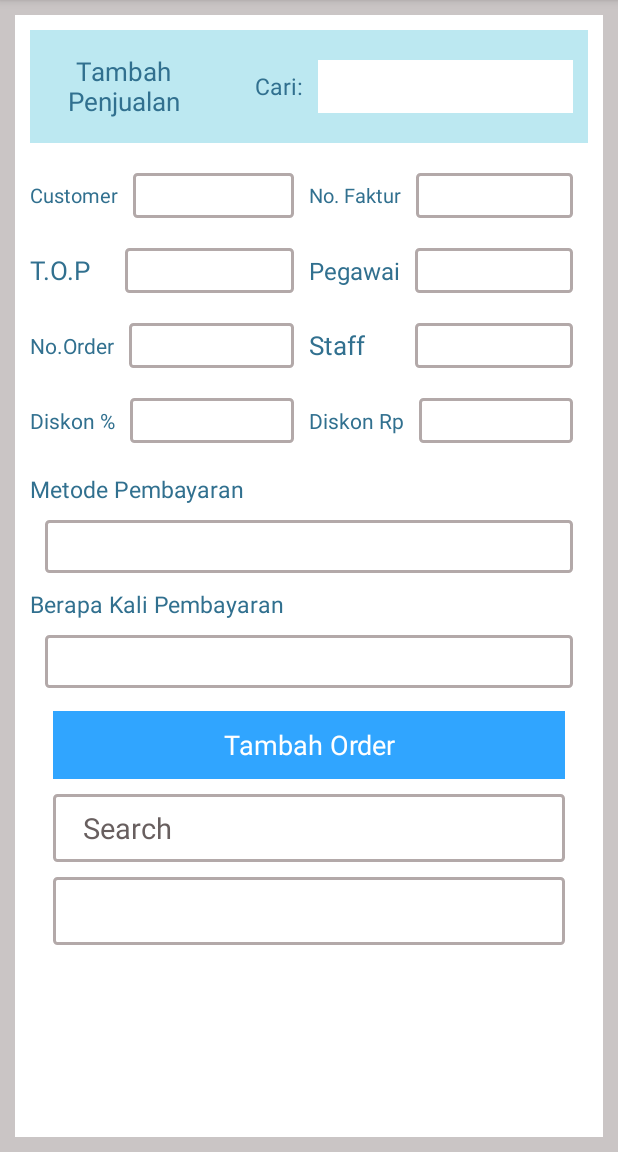
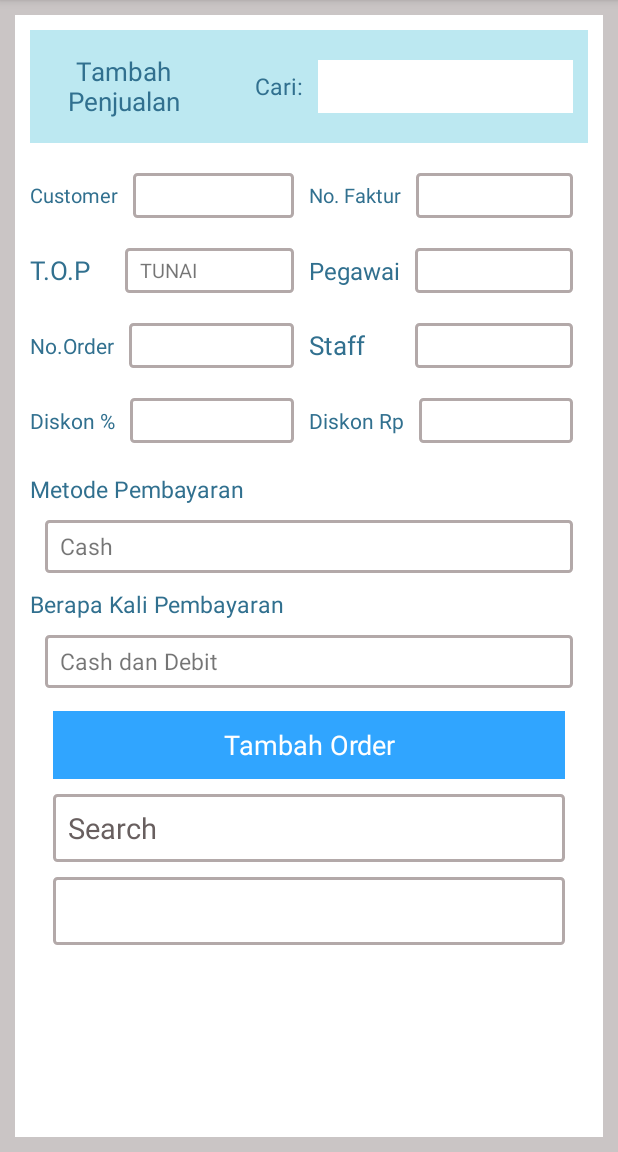
Before and after one commit to TryLuthfi/AndroidKonfeksi, an Android app: the TambahPenjualan screen opened directly, with no data from a screen before it, on a phone screen of 412 x 824 dp, the part 84-1236 px from its top. Run offline under Robolectric (Android 15) with nearby library versions, the phone set to English and light mode, and no system bars.

Commit message:
tambah penjualan

```diff
--- a/app/src/main/res/layout/activity_tambah_penjualan.xml
+++ b/app/src/main/res/layout/activity_tambah_penjualan.xml
@@ -94,7 +94,15 @@
                         android:layout_marginHorizontal="10dp"
                         android:layout_marginVertical="10sp"
                         android:layout_weight="1"
-                        android:background="@drawable/formshape"></LinearLayout>
+                        android:background="@drawable/formshape">
+
+                        <TextView
+                            android:layout_width="match_parent"
+                            android:paddingLeft="10dp"
+                            android:gravity="center_vertical"
+                            android:textSize="13sp"
+                            android:layout_height="match_parent" />
+                    </LinearLayout>
 
                 </LinearLayout>
 
@@ -119,7 +127,16 @@
                         android:layout_marginHorizontal="10dp"
                         android:layout_marginVertical="10sp"
                         android:layout_weight="1"
-                        android:background="@drawable/formshape"></LinearLayout>
+                        android:background="@drawable/formshape">
+
+                        <TextView
+                            android:layout_width="match_parent"
+                            android:paddingLeft="10dp"
+                            android:gravity="center_vertical"
+                            android:textSize="13sp"
+                            android:layout_height="match_parent" />
+
+                    </LinearLayout>
 
                 </LinearLayout>
             </LinearLayout>
@@ -151,7 +168,17 @@
                         android:layout_marginHorizontal="10dp"
                         android:layout_marginVertical="10sp"
                         android:layout_weight="1"
-                        android:background="@drawable/formshape"></LinearLayout>
+                        android:background="@drawable/formshape">
+
+                        <TextView
+                            android:layout_width="match_parent"
+                            android:paddingLeft="10dp"
+                            android:gravity="center_vertical"
+                            android:text="TUNAI"
+                            android:textSize="13sp"
+                            android:layout_height="match_parent" />
+
+                    </LinearLayout>
 
                 </LinearLayout>
 
@@ -176,7 +203,16 @@
                         android:layout_marginHorizontal="10dp"
                         android:layout_marginVertical="10sp"
                         android:layout_weight="1"
-                        android:background="@drawable/formshape"></LinearLayout>
+                        android:background="@drawable/formshape">
+
+                        <TextView
+                            android:layout_width="match_parent"
+                            android:paddingLeft="10dp"
+                            android:gravity="center_vertical"
+                            android:textSize="13sp"
+                            android:layout_height="match_parent" />
+
+                    </LinearLayout>
 
                 </LinearLayout>
             </LinearLayout>
@@ -207,7 +243,16 @@
                         android:layout_marginHorizontal="10dp"
                         android:layout_marginVertical="10sp"
                         android:layout_weight="1"
-                        android:background="@drawable/formshape"></LinearLayout>
+                        android:background="@drawable/formshape">
+
+                        <TextView
+                            android:layout_width="match_parent"
+                            android:paddingLeft="10dp"
+                            android:gravity="center_vertical"
+                            android:textSize="13sp"
+                            android:layout_height="match_parent" />
+
+                    </LinearLayout>
 
                 </LinearLayout>
 
@@ -233,7 +278,16 @@
                         android:layout_marginHorizontal="10dp"
                         android:layout_marginVertical="10sp"
                         android:layout_weight="1"
-                        android:background="@drawable/formshape"></LinearLayout>
+                        android:background="@drawable/formshape">
+
+                        <TextView
+                            android:layout_width="match_parent"
+                            android:paddingLeft="10dp"
+                            android:gravity="center_vertical"
+                            android:textSize="13sp"
+                            android:layout_height="match_parent" />
+
+                    </LinearLayout>
 
                 </LinearLayout>
             </LinearLayout>
@@ -264,7 +318,16 @@
                         android:layout_marginHorizontal="10dp"
                         android:layout_marginVertical="10sp"
                         android:layout_weight="1"
-                        android:background="@drawable/formshape"></LinearLayout>
+                        android:background="@drawable/formshape">
+
+                        <TextView
+                            android:layout_width="match_parent"
+                            android:paddingLeft="10dp"
+                            android:gravity="center_vertical"
+                            android:textSize="13sp"
+                            android:layout_height="match_parent" />
+
+                    </LinearLayout>
 
                 </LinearLayout>
 
@@ -289,7 +352,16 @@
                         android:layout_marginHorizontal="10dp"
                         android:layout_marginVertical="10sp"
                         android:layout_weight="1"
-                        android:background="@drawable/formshape"></LinearLayout>
+                        android:background="@drawable/formshape">
+
+                        <TextView
+                            android:layout_width="match_parent"
+                            android:paddingLeft="10dp"
+                            android:gravity="center_vertical"
+                            android:textSize="13sp"
+                            android:layout_height="match_parent" />
+
+                    </LinearLayout>
 
                 </LinearLayout>
             </LinearLayout>
@@ -313,7 +385,17 @@
                     android:layout_marginHorizontal="10dp"
                     android:layout_marginVertical="10sp"
                     android:layout_weight="1"
-                    android:background="@drawable/formshape"></LinearLayout>
+                    android:background="@drawable/formshape">
+
+                    <TextView
+                        android:paddingLeft="10dp"
+                        android:layout_width="match_parent"
+                        android:gravity="center_vertical"
+                        android:textSize="15sp"
+                        android:text="Cash"
+                        android:layout_height="match_parent" />
+
+                </LinearLayout>
             </LinearLayout>
 
             <LinearLayout
@@ -334,7 +416,17 @@
                     android:layout_marginHorizontal="10dp"
                     android:layout_marginVertical="10sp"
                     android:layout_weight="1"
-                    android:background="@drawable/formshape"></LinearLayout>
+                    android:background="@drawable/formshape">
+
+                    <TextView
+                        android:paddingLeft="10dp"
+                        android:layout_width="match_parent"
+                        android:gravity="center_vertical"
+                        android:textSize="15sp"
+                        android:text="Cash dan Debit"
+                        android:layout_height="match_parent" />
+
+                </LinearLayout>
             </LinearLayout>
 
             <LinearLayout
@@ -361,10 +453,10 @@
                 android:background="@drawable/formshape">
 
                 <TextView
-                    android:layout_marginLeft="20sp"
+                    android:layout_marginLeft="10dp"
                     android:layout_width="wrap_content"
                     android:text="Search"
-                    android:layout_gravity="center"
+                    android:layout_gravity="center_vertical"
                     android:textSize="19sp"
                     android:textColor="#685F5F"
                     android:layout_height="wrap_content" />
```
